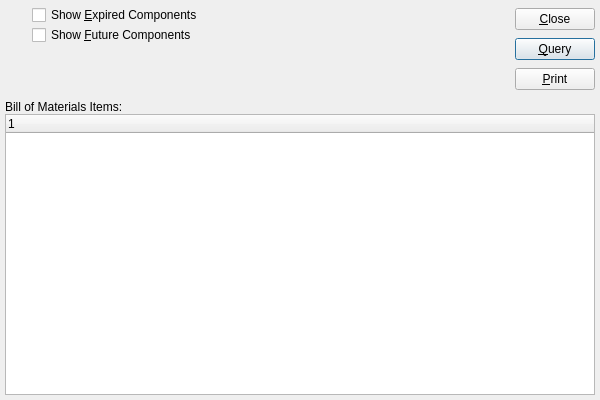
WooodHead/xtuple, file xtuple/trunk/guiclient/dspIndentedWhereUsed.ui: the form before one commit.
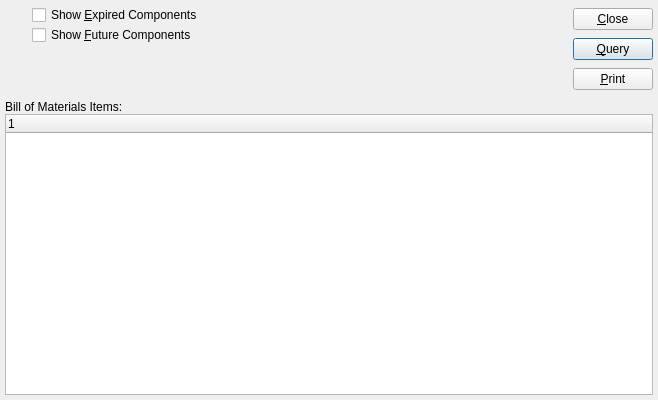
The form after the commit. Custom widgets are drawn as their Qt base class.

What changed in the file:
```diff
--- a/xtuple/trunk/guiclient/dspIndentedWhereUsed.ui
+++ b/xtuple/trunk/guiclient/dspIndentedWhereUsed.ui
@@ -5,7 +5,7 @@
    <rect>
     <x>0</x>
     <y>0</y>
-    <width>600</width>
+    <width>658</width>
     <height>400</height>
    </rect>
   </property>
```
Left out of the diff: 1 changed line with no effect on the pictures.
